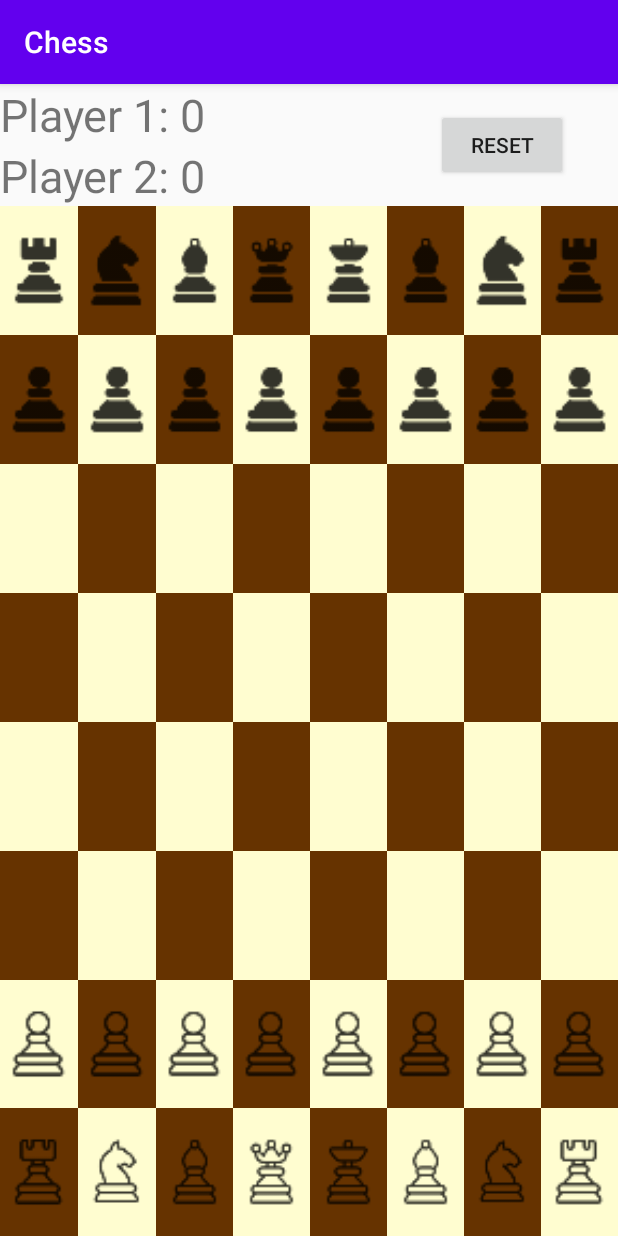
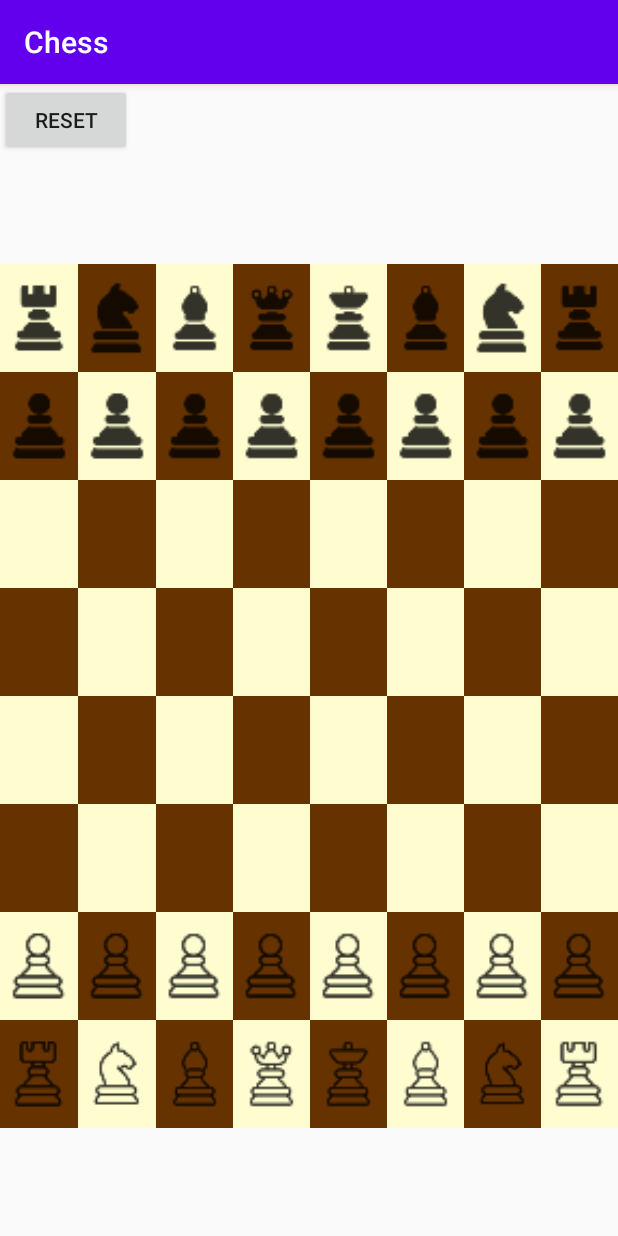
Before and after one commit to KevalPatel8899/Chess, an Android app: the MainActivity screen opened directly, with no data from a screen before it, after a tap on "RESET", on a phone screen of 412 x 824 dp. Run offline under Robolectric (Android 15) with nearby library versions, the phone set to English and light mode, and no system bars.

Commit message:
Added Kill Piece Container

```diff
--- a/app/src/main/java/com/example/chess/MainActivity.java
+++ b/app/src/main/java/com/example/chess/MainActivity.java
@@ -25,7 +25,7 @@ import java.util.Random;
 public class MainActivity extends AppCompatActivity
     implements View.OnLongClickListener, View.OnClickListener, View.OnDragListener {
 
-  final boolean AGAINST_AI = true;
+  final boolean AGAINST_AI = false;
 
   //    private static final String TAG = MainActivity.class.getSimpleName();
   List<ImageView> IMAGE_VIEW_LIST = new ArrayList<>();
@@ -72,6 +72,7 @@ public class MainActivity extends AppCompatActivity
   };
 
   String[] ORIGINAL_LOCATION = new String[32];
+  LinearLayout KILLED_WHITE_PIECE_CONTAINER, KILLED_BLACK_PIECE_CONTAINER;
 
   LinearLayout[] LAST_MOVE = new LinearLayout[2];
   public Hashtable<String, String> LOCATION_TABLE = new Hashtable<>();
@@ -107,6 +108,9 @@ public class MainActivity extends AppCompatActivity
             resetGame();
           }
         });
+
+    KILLED_WHITE_PIECE_CONTAINER = findViewById(R.id.killedWhitePiece);
+    KILLED_BLACK_PIECE_CONTAINER = findViewById(R.id.killedBlackPiece);
 
     Game1 = new ChessLogic(LOCATION_TABLE);
   }
@@ -311,7 +315,7 @@ public class MainActivity extends AppCompatActivity
 
         // returns true; the value is ignored.
 
-        if(AGAINST_AI) playerAI();
+        if (AGAINST_AI) playerAI();
 
         return true;
 
@@ -369,6 +373,7 @@ public class MainActivity extends AppCompatActivity
                 String chessPiece = getChessPieceName(PIECE);
                 String ownerLocation = getBoxNameOFLayout(owner);
                 String destLocation = getBoxNameOFLayout(container);
+
                 Game1.movePieceFromSrcToDest(chessPiece, destLocation, false);
 
                 // check if the current move is implementation of enPassant
@@ -391,7 +396,8 @@ public class MainActivity extends AppCompatActivity
                 Game1.WHITE_TURN = !Game1.WHITE_TURN;
                 removeOnClickEvent();
                 showCheckmateOrCheckOrDraw();
-                if(AGAINST_AI) playerAI();              }
+                if (AGAINST_AI) playerAI();
+              }
             }
           }
         }
@@ -414,11 +420,13 @@ public class MainActivity extends AppCompatActivity
 
             PIECE = null;
             PIECE_POSSIBLE_MOVES.clear();
+            addPieceToKillContainer((ImageView) v);
             WHITE_TURN = !WHITE_TURN;
             Game1.WHITE_TURN = !Game1.WHITE_TURN;
             removeOnClickEvent();
             showCheckmateOrCheckOrDraw();
-            if(AGAINST_AI) playerAI();          }
+            if (AGAINST_AI) playerAI();
+          }
         }
       };
 
@@ -455,6 +463,9 @@ public class MainActivity extends AppCompatActivity
       iv.setOnClickListener(this);
       iv.setOnLongClickListener(this);
       movePieceFromSrcToDest(iv, ORIGINAL_LOCATION[i]);
+      iv.setLayoutParams(
+              new LinearLayout.LayoutParams(
+                      LinearLayout.LayoutParams.MATCH_PARENT, LinearLayout.LayoutParams.MATCH_PARENT));
     }
     resetBackground();
   }
@@ -469,11 +480,13 @@ public class MainActivity extends AppCompatActivity
       Random rand = new Random();
       String randomPiece;
       String destLocation;
+      ImageView iv;
+      int lengthOfPossibleMoves;
 
       while (true) {
         randomPiece = CHESS_PIECE_LIST[rand.nextInt(32)];
         if (!randomPiece.contains("black")) continue;
-        ImageView iv = (ImageView) getViewByName(randomPiece);
+        iv = (ImageView) getViewByName(randomPiece);
 
         PIECE_POSSIBLE_MOVES_S = Game1.possibleMoves(randomPiece, false);
         PIECE_POSSIBLE_MOVES.clear();
@@ -483,20 +496,19 @@ public class MainActivity extends AppCompatActivity
                   findViewById(getResources().getIdentifier(move, "id", getPackageName())));
         }
 
-        int lengthOfPossibleMoves = PIECE_POSSIBLE_MOVES.size();
-        if (lengthOfPossibleMoves == 0) continue;
+        lengthOfPossibleMoves = PIECE_POSSIBLE_MOVES.size();
+        if (lengthOfPossibleMoves != 0) break;
+      }
       LinearLayout l = PIECE_POSSIBLE_MOVES.get(rand.nextInt(lengthOfPossibleMoves));
       LAST_MOVE[0] = (LinearLayout) iv.getParent();
       LAST_MOVE[1] = l;
       destLocation = getBoxNameOFLayout(l);
       movePieceFromSrcToDest(iv, destLocation);
+
       Game1.movePieceFromSrcToDest(randomPiece, destLocation, false);
 
       setBackgroundOfLastMove(LAST_MOVE[0], "#FFFF99");
       setBackgroundOfLastMove(LAST_MOVE[1], "Yellow");
-        break;
-      }
-
       String ownerLocation = getBoxNameOFLayout(LAST_MOVE[0]);
 
       // check if the current move is implementation of enPassant
@@ -582,6 +594,7 @@ public class MainActivity extends AppCompatActivity
     if (linearLayout.getChildCount() > 1) {
       ImageView iv = (ImageView) linearLayout.getChildAt(0);
       linearLayout.removeView(linearLayout.getChildAt(0));
+      addPieceToKillContainer(iv);
       return iv;
     }
     return null;
@@ -649,11 +662,19 @@ public class MainActivity extends AppCompatActivity
       int resID = getResources().getIdentifier(Game1.enPassant, "id", getPackageName());
       LinearLayout l = (LinearLayout) findViewById(resID);
       ImageView iv = (ImageView) (l.getChildAt(0));
-      System.out.println("*****EnPassant***"+Game1.enPassant);
+
       String pawnToRemove = getChessPieceName(iv);
       l.removeView(iv);
+      addPieceToKillContainer(iv);
       Game1.movePieceFromSrcToDest(pawnToRemove, "", false);
     }
     Game1.enPassant = "";
   }
+
+  public void addPieceToKillContainer(ImageView iv) {
+    iv.getLayoutParams().height = 70; // OR
+    iv.getLayoutParams().width = 70;
+    if (WHITE_TURN) KILLED_BLACK_PIECE_CONTAINER.addView(iv);
+    else KILLED_WHITE_PIECE_CONTAINER.addView(iv);
   }
+}
--- a/app/src/main/res/layout/activity_main.xml
+++ b/app/src/main/res/layout/activity_main.xml
@@ -8,37 +8,25 @@
     tools:context=".MainActivity">
 
 
-
-    <RelativeLayout
+    <LinearLayout
         android:layout_width="match_parent"
         android:layout_height="wrap_content">
 
-        <TextView
-            android:id="@+id/text_view_p1"
-            android:layout_width="wrap_content"
-            android:layout_height="wrap_content"
-            android:freezesText="true"
-            android:text="Player 1: 0"
-            android:textSize="30sp" />
-        <TextView
-            android:id="@+id/text_view_p2"
-            android:layout_width="wrap_content"
-            android:layout_height="wrap_content"
-            android:layout_below="@id/text_view_p1"
-            android:text="Player 2: 0"
-            android:textSize="30sp"
-            android:freezesText="true"/>
         <Button
             android:id="@+id/button_reset"
             android:layout_width="wrap_content"
             android:layout_height="wrap_content"
-            android:layout_alignParentEnd="true"
-            android:layout_centerVertical="true"
-            android:layout_marginEnd="33dp"
-            android:text="reset"/>
-    </RelativeLayout>
+            android:text="reset" />
+    </LinearLayout>
 
+    <LinearLayout
+        android:id="@+id/killedWhitePiece"
+        android:layout_width="match_parent"
+        android:layout_height="match_parent"
+        android:layout_weight="1"
+        android:orientation="horizontal">
 
+    </LinearLayout>
 
     <LinearLayout
         android:id="@+id/r0"
@@ -178,6 +166,7 @@
                 android:src="@drawable/ic_action_black_rook" />
         </LinearLayout>
     </LinearLayout>
+
     <LinearLayout
         android:id="@+id/r1"
         android:layout_width="fill_parent"
@@ -193,7 +182,7 @@
             android:layout_weight="1"
             android:background="@color/colorBoardDark"
             android:gravity="center"
-            android:orientation="vertical" >
+            android:orientation="vertical">
 
             <ImageView
                 android:id="@+id/black_0_pawn"
@@ -209,7 +198,7 @@
             android:layout_weight="1"
             android:background="@color/colorBoardLight"
             android:gravity="center"
-            android:orientation="vertical" >
+            android:orientation="vertical">
 
             <ImageView
                 android:id="@+id/black_1_pawn"
@@ -225,7 +214,7 @@
             android:layout_weight="1"
             android:background="@color/colorBoardDark"
             android:gravity="center"
-            android:orientation="vertical" >
+            android:orientation="vertical">
 
             <ImageView
                 android:id="@+id/black_2_pawn"
@@ -233,6 +222,7 @@
                 android:layout_height="match_parent"
                 android:src="@drawable/ic_action_black_pawn" />
         </LinearLayout>
+
         <LinearLayout
             android:id="@+id/box13"
             android:layout_width="match_parent"
@@ -240,7 +230,7 @@
             android:layout_weight="1"
             android:background="@color/colorBoardLight"
             android:gravity="center"
-            android:orientation="vertical" >
+            android:orientation="vertical">
 
             <ImageView
                 android:id="@+id/black_3_pawn"
@@ -256,7 +246,7 @@
             android:layout_weight="1"
             android:background="@color/colorBoardDark"
             android:gravity="center"
-            android:orientation="vertical" >
+            android:orientation="vertical">
 
             <ImageView
                 android:id="@+id/black_4_pawn"
@@ -264,6 +254,7 @@
                 android:layout_height="match_parent"
                 android:src="@drawable/ic_action_black_pawn" />
         </LinearLayout>
+
         <LinearLayout
             android:id="@+id/box15"
             android:layout_width="match_parent"
@@ -271,7 +262,7 @@
             android:layout_weight="1"
             android:background="@color/colorBoardLight"
             android:gravity="center"
-            android:orientation="vertical" >
+            android:orientation="vertical">
 
             <ImageView
                 android:id="@+id/black_5_pawn"
@@ -287,7 +278,7 @@
             android:layout_weight="1"
             android:background="@color/colorBoardDark"
             android:gravity="center"
-            android:orientation="vertical" >
+            android:orientation="vertical">
 
             <ImageView
                 android:id="@+id/black_6_pawn"
@@ -304,6 +295,7 @@
             android:background="@color/colorBoardLight"
             android:gravity="center"
             android:orientation="vertical">
+
             <ImageView
                 android:id="@+id/black_7_pawn"
                 android:layout_width="match_parent"
@@ -311,6 +303,7 @@
                 android:src="@drawable/ic_action_black_pawn" />
         </LinearLayout>
     </LinearLayout>
+
     <LinearLayout
         android:id="@+id/r2"
         android:layout_width="fill_parent"
@@ -354,6 +347,7 @@
             android:background="@color/colorBoardDark"
             android:gravity="center"
             android:orientation="vertical" />
+
         <LinearLayout
             android:id="@+id/box24"
             android:layout_width="match_parent"
@@ -371,6 +365,7 @@
             android:background="@color/colorBoardDark"
             android:gravity="center"
             android:orientation="vertical" />
+
         <LinearLayout
             android:id="@+id/box26"
             android:layout_width="match_parent"
@@ -399,7 +394,6 @@
         android:orientation="horizontal">
 
 
-
         <LinearLayout
             android:id="@+id/box30"
             android:layout_width="match_parent"
@@ -426,6 +420,7 @@
             android:background="@color/colorBoardDark"
             android:gravity="center"
             android:orientation="vertical" />
+
         <LinearLayout
             android:id="@+id/box33"
             android:layout_width="match_parent"
@@ -443,6 +438,7 @@
             android:background="@color/colorBoardDark"
             android:gravity="center"
             android:orientation="vertical" />
+
         <LinearLayout
             android:id="@+id/box35"
             android:layout_width="match_parent"
@@ -470,6 +466,7 @@
             android:gravity="center"
             android:orientation="vertical" />
     </LinearLayout>
+
     <LinearLayout
         android:id="@+id/r4"
         android:layout_width="fill_parent"
@@ -513,6 +510,7 @@
             android:background="@color/colorBoardDark"
             android:gravity="center"
             android:orientation="vertical" />
+
         <LinearLayout
             android:id="@+id/box44"
             android:layout_width="match_parent"
@@ -530,6 +528,7 @@
             android:background="@color/colorBoardDark"
             android:gravity="center"
             android:orientation="vertical" />
+
         <LinearLayout
             android:id="@+id/box46"
             android:layout_width="match_parent"
@@ -548,6 +547,7 @@
             android:gravity="center"
             android:orientation="vertical" />
     </LinearLayout>
+
     <LinearLayout
         android:id="@+id/r5"
         android:layout_width="fill_parent"
@@ -555,7 +555,6 @@
         android:layout_weight="1"
         android:gravity="center"
         android:orientation="horizontal">
-
 
 
         <LinearLayout
@@ -584,6 +583,7 @@
             android:background="@color/colorBoardDark"
             android:gravity="center"
             android:orientation="vertical" />
+
         <LinearLayout
             android:id="@+id/box53"
             android:layout_width="match_parent"
@@ -601,6 +601,7 @@
             android:background="@color/colorBoardDark"
             android:gravity="center"
             android:orientation="vertical" />
+
         <LinearLayout
             android:id="@+id/box55"
             android:layout_width="match_parent"
@@ -628,6 +629,7 @@
             android:gravity="center"
             android:orientation="vertical" />
     </LinearLayout>
+
     <LinearLayout
         android:id="@+id/r6"
         android:layout_width="fill_parent"
@@ -643,7 +645,7 @@
             android:layout_weight="1"
             android:background="@color/colorBoardLight"
             android:gravity="center"
-            android:orientation="vertical" >
+            android:orientation="vertical">
 
             <ImageView
                 android:id="@+id/white_0_pawn"
@@ -659,7 +661,7 @@
             android:layout_weight="1"
             android:background="@color/colorBoardDark"
             android:gravity="center"
-            android:orientation="vertical" >
+            android:orientation="vertical">
 
             <ImageView
                 android:id="@+id/white_1_pawn"
@@ -675,7 +677,7 @@
             android:layout_weight="1"
             android:background="@color/colorBoardLight"
             android:gravity="center"
-            android:orientation="vertical" >
+            android:orientation="vertical">
 
             <ImageView
                 android:id="@+id/white_2_pawn"
@@ -683,6 +685,7 @@
                 android:layout_height="match_parent"
                 android:src="@drawable/ic_action_white_pawn" />
         </LinearLayout>
+
         <LinearLayout
             android:id="@+id/box63"
             android:layout_width="match_parent"
@@ -690,7 +693,7 @@
             android:layout_weight="1"
             android:background="@color/colorBoardDark"
             android:gravity="center"
-            android:orientation="vertical" >
+            android:orientation="vertical">
 
             <ImageView
                 android:id="@+id/white_3_pawn"
@@ -706,7 +709,7 @@
             android:layout_weight="1"
             android:background="@color/colorBoardLight"
             android:gravity="center"
-            android:orientation="vertical" >
+            android:orientation="vertical">
 
             <ImageView
                 android:id="@+id/white_4_pawn"
@@ -714,6 +717,7 @@
                 android:layout_height="match_parent"
                 android:src="@drawable/ic_action_white_pawn" />
         </LinearLayout>
+
         <LinearLayout
             android:id="@+id/box65"
             android:layout_width="match_parent"
@@ -721,7 +725,7 @@
             android:layout_weight="1"
             android:background="@color/colorBoardDark"
             android:gravity="center"
-            android:orientation="vertical" >
+            android:orientation="vertical">
 
             <ImageView
                 android:id="@+id/white_5_pawn"
@@ -737,7 +741,7 @@
             android:layout_weight="1"
             android:background="@color/colorBoardLight"
             android:gravity="center"
-            android:orientation="vertical" >
+            android:orientation="vertical">
 
             <ImageView
                 android:id="@+id/white_6_pawn"
@@ -753,7 +757,7 @@
             android:layout_weight="1"
             android:background="@color/colorBoardDark"
             android:gravity="center"
-            android:orientation="vertical" >
+            android:orientation="vertical">
 
             <ImageView
                 android:id="@+id/white_7_pawn"
@@ -762,6 +766,7 @@
                 android:src="@drawable/ic_action_white_pawn" />
         </LinearLayout>
     </LinearLayout>
+
     <LinearLayout
         android:id="@+id/r7"
         android:layout_width="fill_parent"
@@ -769,7 +774,6 @@
         android:layout_weight="1"
         android:gravity="center"
         android:orientation="horizontal">
-
 
 
         <LinearLayout
@@ -797,7 +801,7 @@
             android:layout_weight="1"
             android:background="@color/colorBoardLight"
             android:gravity="center"
-            android:orientation="vertical" >
+            android:orientation="vertical">
 
             <ImageView
                 android:id="@+id/white_0_knight"
@@ -813,7 +817,7 @@
             android:layout_weight="1"
             android:background="@color/colorBoardDark"
             android:gravity="center"
-            android:orientation="vertical" >
+            android:orientation="vertical">
 
             <ImageView
                 android:id="@+id/white_0_bishop"
@@ -829,7 +833,7 @@
             android:layout_weight="1"
             android:background="@color/colorBoardLight"
             android:gravity="center"
-            android:orientation="vertical" >
+            android:orientation="vertical">
 
             <ImageView
                 android:id="@+id/white_0_queen"
@@ -837,6 +841,7 @@
                 android:layout_height="match_parent"
                 android:src="@drawable/ic_action_white_queen" />
         </LinearLayout>
+
         <LinearLayout
             android:id="@+id/box74"
             android:layout_width="match_parent"
@@ -844,7 +849,7 @@
             android:layout_weight="1"
             android:background="@color/colorBoardDark"
             android:gravity="center"
-            android:orientation="vertical" >
+            android:orientation="vertical">
 
             <ImageView
                 android:id="@+id/white_0_king"
@@ -860,7 +865,7 @@
             android:layout_weight="1"
             android:background="@color/colorBoardLight"
             android:gravity="center"
-            android:orientation="vertical" >
+            android:orientation="vertical">
 
             <ImageView
                 android:id="@+id/white_1_bishop"
@@ -868,6 +873,7 @@
                 android:layout_height="match_parent"
                 android:src="@drawable/ic_action_white_bishop" />
         </LinearLayout>
+
         <LinearLayout
             android:id="@+id/box76"
             android:layout_width="match_parent"
@@ -875,7 +881,7 @@
             android:layout_weight="1"
             android:background="@color/colorBoardDark"
             android:gravity="center"
-            android:orientation="vertical" >
+            android:orientation="vertical">
 
             <ImageView
                 android:id="@+id/white_1_knight"
@@ -891,7 +897,7 @@
             android:layout_weight="1"
             android:background="@color/colorBoardLight"
             android:gravity="center"
-            android:orientation="vertical" >
+            android:orientation="vertical">
 
             <ImageView
                 android:id="@+id/white_1_rook"
@@ -901,4 +907,13 @@
         </LinearLayout>
     </LinearLayout>
 
+    <LinearLayout
+        android:id="@+id/killedBlackPiece"
+        android:layout_width="match_parent"
+        android:layout_height="match_parent"
+        android:layout_weight="1"
+        android:orientation="horizontal">
+
     </LinearLayout>
+
+</LinearLayout>
```
Lines whose indentation alone changed are shown as unchanged.
